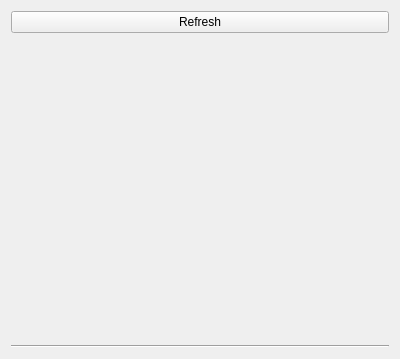
The window that Panes/screens_pane.ui (JX5S/HadesVR_GUI_Tool) describes before a commit, drawn with Qt 5.
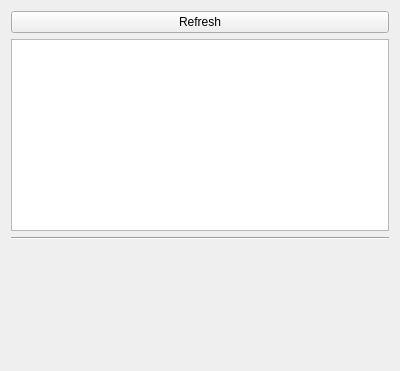
The same window after the commit.

Commit message: Added neat rendering of screen layout

```diff
--- a/Panes/screens_pane.ui
+++ b/Panes/screens_pane.ui
@@ -7,7 +7,7 @@
     <x>0</x>
     <y>0</y>
     <width>400</width>
-    <height>300</height>
+    <height>371</height>
    </rect>
   </property>
   <property name="windowTitle">
@@ -22,18 +22,9 @@
     </widget>
    </item>
    <item>
-    <widget class="QWidget" name="widget" native="true">
-     <property name="sizePolicy">
-      <sizepolicy hsizetype="Preferred" vsizetype="Minimum">
-       <horstretch>0</horstretch>
-       <verstretch>0</verstretch>
-      </sizepolicy>
-     </property>
-     <property name="minimumSize">
-      <size>
-       <width>200</width>
-       <height>300</height>
-      </size>
+    <widget class="QGraphicsView" name="screensGraphicsView">
+     <property name="resizeAnchor">
+      <enum>QGraphicsView::AnchorViewCenter</enum>
      </property>
     </widget>
    </item>
```
Left out of the diff: 2 changed lines with no effect on the pictures. The commit also changes 3 other files.
